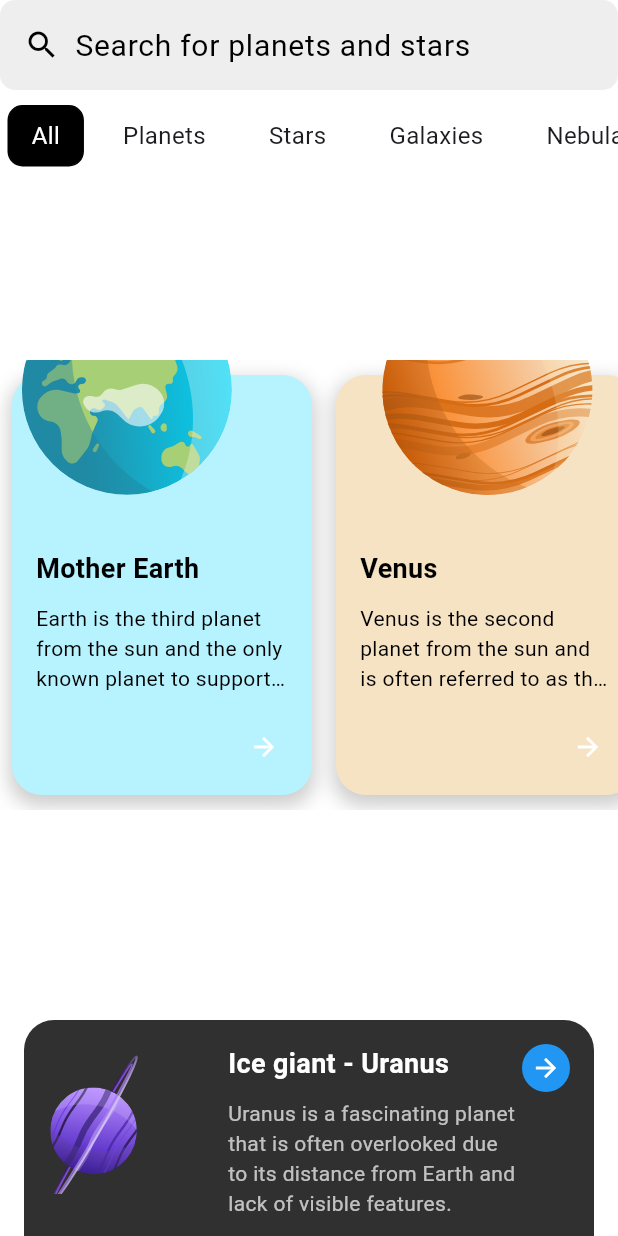
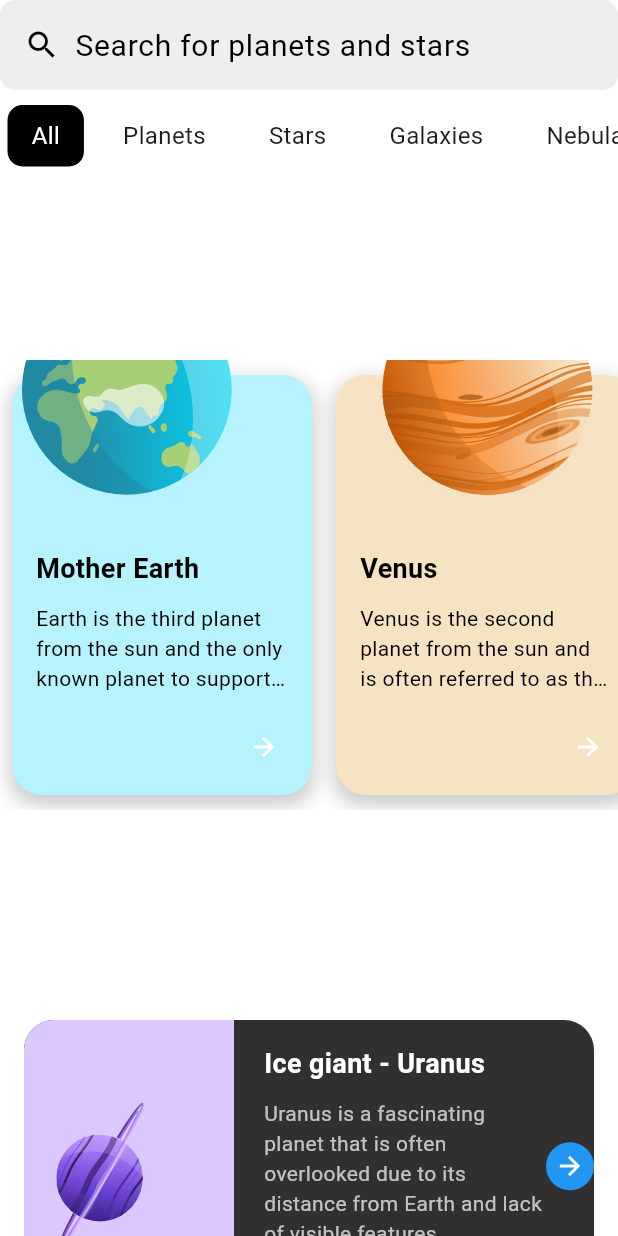
Before and after one commit to nathannewyen/flutters, a Flutter app: the HomeScreen screen opened by its route, on a phone screen of 412 x 824 dp. Run offline on Flutter 3.47's test engine with Material 3 defaults, Android fonts, the phone set to English and light mode, and no system bars; our stand-ins replace card_swiper, fancy_shimmer_image, flutter_iconly, flutter_riverpod, flutter_svg, google_fonts and 2 more; accounts and stored records are empty.

Commit message:
complete home screen

```diff
--- a/physics_concept/lib/widgets/article_widget.dart
+++ b/physics_concept/lib/widgets/article_widget.dart
@@ -22,21 +22,35 @@ class ArticlesSection extends StatelessWidget {
           const SizedBox(height: 20),
           Container(
             margin: const EdgeInsets.symmetric(vertical: 10.0),
-            padding: const EdgeInsets.all(16.0),
             decoration: BoxDecoration(
               color: Colors.grey[850],
               borderRadius: BorderRadius.circular(20.0),
             ),
+            child: IntrinsicHeight(
               child: Row(
-              crossAxisAlignment: CrossAxisAlignment.start,
+                crossAxisAlignment: CrossAxisAlignment.stretch,
                 children: [
-                SvgPicture.asset(
+                  Container(
+                    width: 140,
+                    decoration: const BoxDecoration(
+                      color: Color(0xFFDCC7FF),
+                      borderRadius: BorderRadius.only(
+                        topLeft: Radius.circular(20.0),
+                        bottomLeft: Radius.circular(20.0),
+                      ),
+                    ),
+                    child: Center(
+                      child: SvgPicture.asset(
                         'assets/svgs/venus_ring.svg',
                         width: 100,
                         height: 100,
                       ),
+                    ),
+                  ),
                   const SizedBox(width: 20),
                   const Expanded(
+                    child: Padding(
+                      padding: EdgeInsets.symmetric(vertical: 16.0),
                       child: Column(
                         crossAxisAlignment: CrossAxisAlignment.start,
                         children: [
@@ -67,6 +81,7 @@ class ArticlesSection extends StatelessWidget {
                         ],
                       ),
                     ),
+                  ),
                   Align(
                     alignment: Alignment.centerRight,
                     child: Container(
@@ -85,6 +100,7 @@ class ArticlesSection extends StatelessWidget {
                 ],
               ),
             ),
+          ),
         ],
       ),
     );
```
Lines whose indentation alone changed are shown as unchanged.
